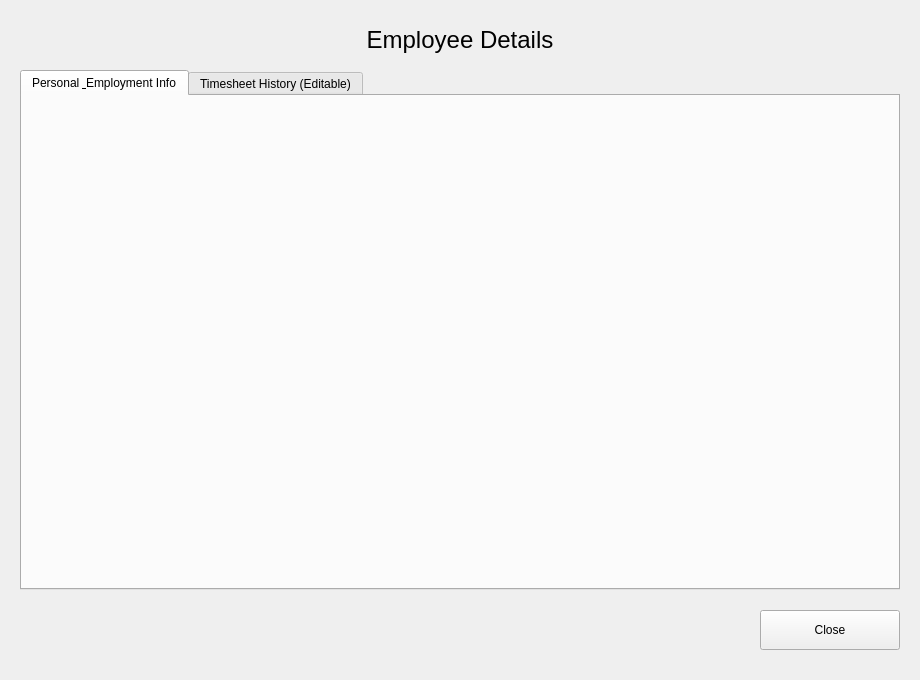
The window that employee_details.ui (BarryPrinsloo/payroll-app) describes before a commit, drawn with Qt 5.
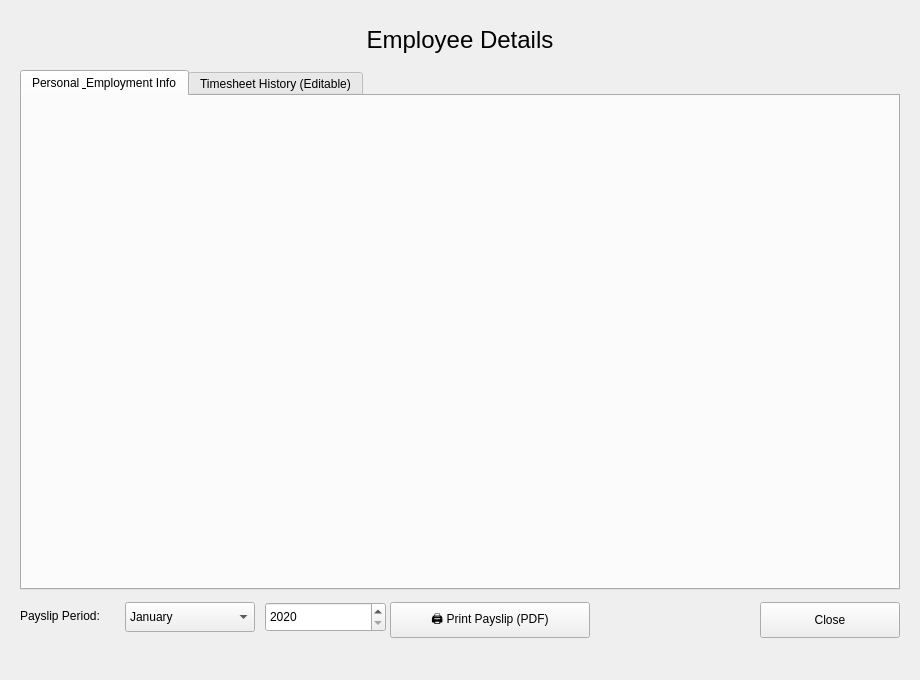
The same window after the commit.

Diff of the .ui file:
```diff
--- a/employee_details.ui
+++ b/employee_details.ui
@@ -127,14 +127,125 @@
     </widget>
    </widget>
   </widget>
-
+  <widget class="QLabel" name="lblPayslipPeriod">
+   <property name="geometry">
+    <rect>
+     <x>20</x>
+     <y>606</y>
+     <width>100</width>
+     <height>20</height>
+    </rect>
+   </property>
+   <property name="text">
+    <string>Payslip Period:</string>
+   </property>
+  </widget>
+  <widget class="QComboBox" name="cmbPayslipMonth">
+   <property name="geometry">
+    <rect>
+     <x>125</x>
+     <y>602</y>
+     <width>130</width>
+     <height>30</height>
+    </rect>
+   </property>
+   <item>
+    <property name="text">
+     <string>January</string>
+    </property>
+   </item>
+   <item>
+    <property name="text">
+     <string>February</string>
+    </property>
+   </item>
+   <item>
+    <property name="text">
+     <string>March</string>
+    </property>
+   </item>
+   <item>
+    <property name="text">
+     <string>April</string>
+    </property>
+   </item>
+   <item>
+    <property name="text">
+     <string>May</string>
+    </property>
+   </item>
+   <item>
+    <property name="text">
+     <string>June</string>
+    </property>
+   </item>
+   <item>
+    <property name="text">
+     <string>July</string>
+    </property>
+   </item>
+   <item>
+    <property name="text">
+     <string>August</string>
+    </property>
+   </item>
+   <item>
+    <property name="text">
+     <string>September</string>
+    </property>
+   </item>
+   <item>
+    <property name="text">
+     <string>October</string>
+    </property>
+   </item>
+   <item>
+    <property name="text">
+     <string>November</string>
+    </property>
+   </item>
+   <item>
+    <property name="text">
+     <string>December</string>
+    </property>
+   </item>
+  </widget>
+  <widget class="QSpinBox" name="spnPayslipYear">
+   <property name="geometry">
+    <rect>
+     <x>265</x>
+     <y>602</y>
+     <width>121</width>
+     <height>30</height>
+    </rect>
+   </property>
+   <property name="minimum">
+    <number>2020</number>
+   </property>
+   <property name="maximum">
+    <number>2099</number>
+   </property>
+  </widget>
+  <widget class="QPushButton" name="btnPrintPayslip">
+   <property name="geometry">
+    <rect>
+     <x>390</x>
+     <y>602</y>
+     <width>200</width>
+     <height>36</height>
+    </rect>
+   </property>
+   <property name="text">
+    <string>🖨 Print Payslip (PDF)</string>
+   </property>
+  </widget>
   <widget class="QPushButton" name="btnClose">
    <property name="geometry">
     <rect>
      <x>760</x>
-     <y>610</y>
+     <y>602</y>
      <width>140</width>
-     <height>40</height>
+     <height>36</height>
     </rect>
    </property>
    <property name="text">
```
Left out of the diff: 10 changed lines with no effect on the pictures.
